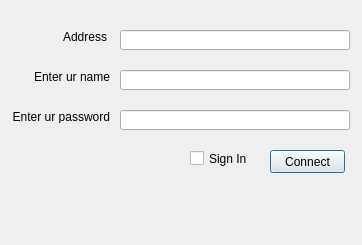
Above: GUI/LogSignInWindow.ui from MIKBRUNO/SimpleChat before the change. Below: the same form after it.
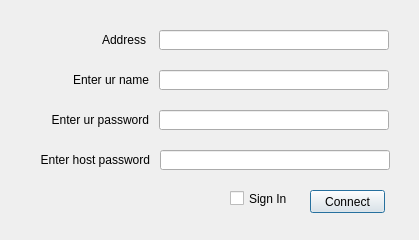
That is the form after the change.

Diff of the .ui file:
```diff
--- a/GUI/LogSignInWindow.ui
+++ b/GUI/LogSignInWindow.ui
@@ -6,8 +6,8 @@
    <rect>
     <x>0</x>
     <y>0</y>
-    <width>362</width>
-    <height>245</height>
+    <width>419</width>
+    <height>240</height>
    </rect>
   </property>
   <property name="sizePolicy">
@@ -22,8 +22,8 @@
   <widget class="QPushButton" name="pushButton">
    <property name="geometry">
     <rect>
-     <x>270</x>
-     <y>150</y>
+     <x>310</x>
+     <y>190</y>
      <width>75</width>
      <height>23</height>
     </rect>
@@ -35,10 +35,10 @@
   <widget class="QLabel" name="label">
    <property name="geometry">
     <rect>
-     <x>30</x>
+     <x>38</x>
      <y>70</y>
-     <width>80</width>
-     <height>13</height>
+     <width>111</width>
+     <height>20</height>
     </rect>
    </property>
    <property name="text">
@@ -51,10 +51,10 @@
   <widget class="QLabel" name="label_2">
    <property name="geometry">
     <rect>
-     <x>10</x>
+     <x>28</x>
      <y>110</y>
-     <width>100</width>
-     <height>13</height>
+     <width>121</width>
+     <height>20</height>
     </rect>
    </property>
    <property name="text">
@@ -67,7 +67,7 @@
   <widget class="QLineEdit" name="lineEdit">
    <property name="geometry">
     <rect>
-     <x>120</x>
+     <x>159</x>
      <y>70</y>
      <width>230</width>
      <height>20</height>
@@ -77,7 +77,7 @@
   <widget class="QLineEdit" name="lineEdit_2">
    <property name="geometry">
     <rect>
-     <x>120</x>
+     <x>159</x>
      <y>110</y>
      <width>230</width>
      <height>20</height>
@@ -87,10 +87,10 @@
   <widget class="QLabel" name="label_3">
    <property name="geometry">
     <rect>
-     <x>60</x>
+     <x>55</x>
      <y>30</y>
-     <width>47</width>
-     <height>13</height>
+     <width>91</width>
+     <height>20</height>
     </rect>
    </property>
    <property name="text">
@@ -103,7 +103,7 @@
   <widget class="QLineEdit" name="lineEdit_3">
    <property name="geometry">
     <rect>
-     <x>120</x>
+     <x>159</x>
      <y>30</y>
      <width>230</width>
      <height>20</height>
@@ -113,8 +113,8 @@
   <widget class="QCheckBox" name="checkBox">
    <property name="geometry">
     <rect>
-     <x>190</x>
-     <y>150</y>
+     <x>230</x>
+     <y>190</y>
      <width>70</width>
      <height>17</height>
     </rect>
@@ -123,6 +123,32 @@
     <string>Sign In</string>
    </property>
   </widget>
+  <widget class="QLabel" name="label_4">
+   <property name="geometry">
+    <rect>
+     <x>19</x>
+     <y>150</y>
+     <width>131</width>
+     <height>20</height>
+    </rect>
+   </property>
+   <property name="text">
+    <string>Enter host password</string>
+   </property>
+   <property name="alignment">
+    <set>Qt::AlignRight|Qt::AlignTrailing|Qt::AlignVCenter</set>
+   </property>
+  </widget>
+  <widget class="QLineEdit" name="lineEdit_4">
+   <property name="geometry">
+    <rect>
+     <x>160</x>
+     <y>150</y>
+     <width>230</width>
+     <height>20</height>
+    </rect>
+   </property>
+  </widget>
  </widget>
  <resources/>
  <connections/>
```
